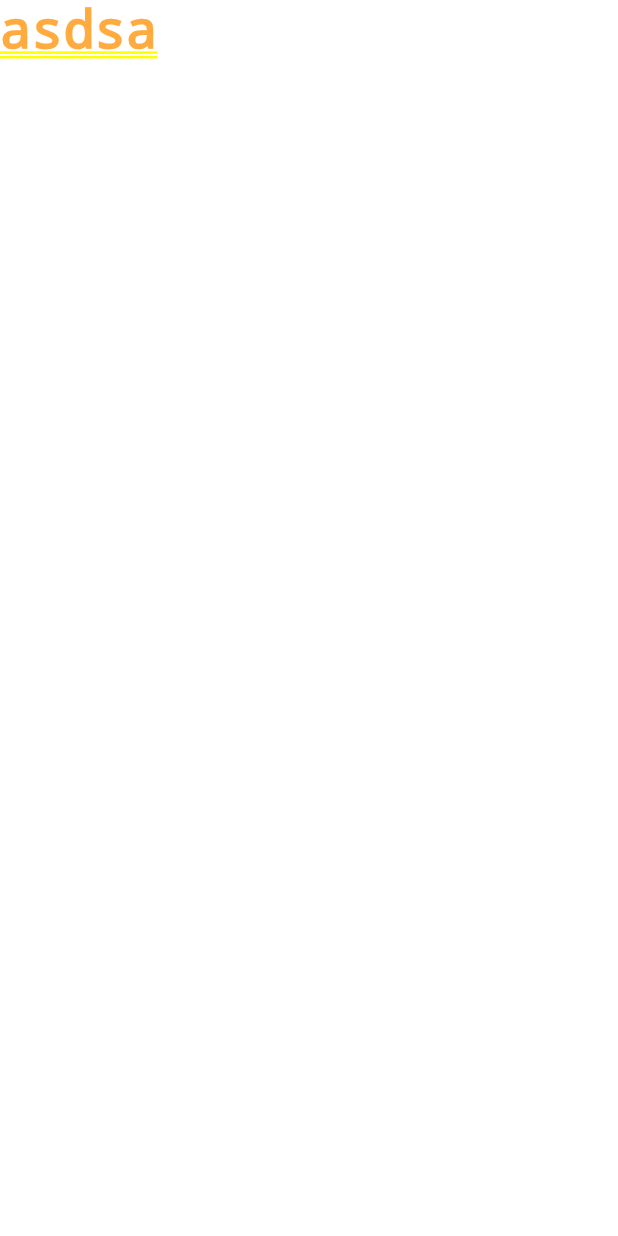
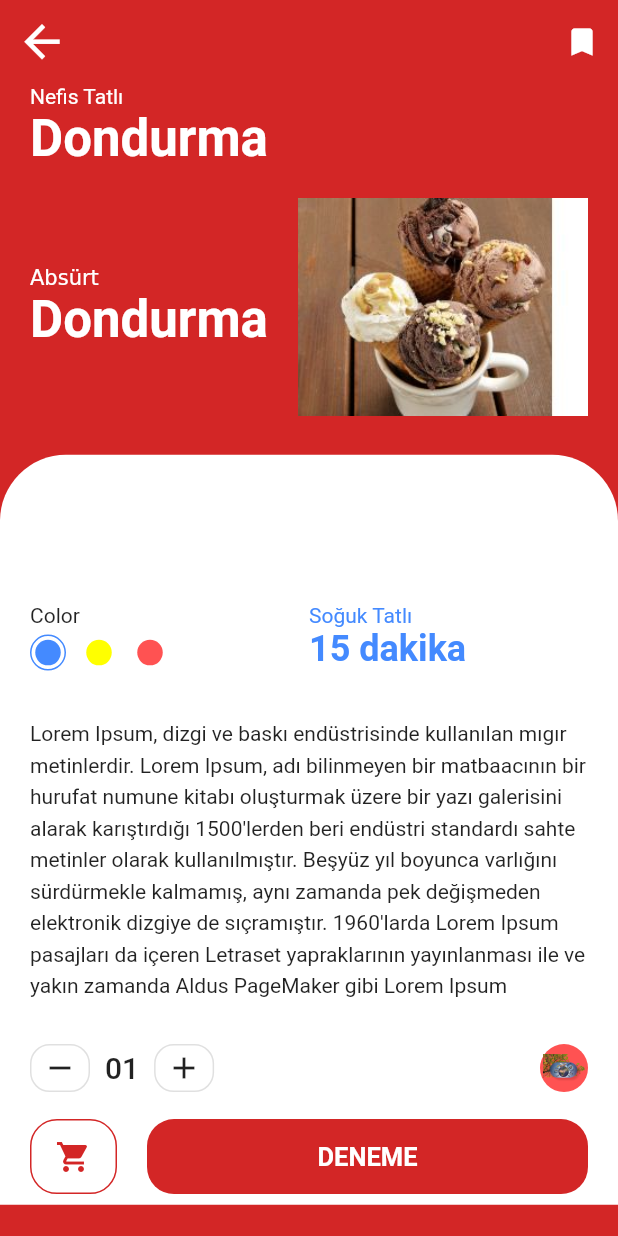
Before and after one commit to Argedik/tatli_cesitleri, a Flutter app: the Body screen opened directly, after a tap on "Dondurma", on a phone screen of 412 x 824 dp. Run offline on Flutter 3.47's test engine with Material 2 defaults, Android fonts, the phone set to English and light mode, and no system bars; our stand-ins replace convex_bottom_bar, firebase_core; accounts and stored records are empty; network calls fail.

Commit message:
Ürün Detay Sayfası Düzenlendi

```diff
--- a/lib/Menues/Ana_Sayfa.dart
+++ b/lib/Menues/Ana_Sayfa.dart
@@ -1,5 +1,6 @@
 import 'package:flutter/material.dart';
 import 'package:tatli_cesitleri/Menues/Details/AnaSayfa_Kategorileri.dart';
+import 'package:tatli_cesitleri/Models/Cards.dart';
 
 class Body extends StatefulWidget {
   @override
@@ -7,7 +8,7 @@ class Body extends StatefulWidget {
 }
 
 class _BodyState extends State<Body> {
-  final List<String> _fayanslar = [
+  final List<String> _resimler = [
     'assets/Tatlilar/Asure.jpg',
     'assets/Tatlilar/Dondurma.jpg',
     'assets/Tatlilar/Firinda_Sutlac.jpg',
@@ -31,57 +32,25 @@ class _BodyState extends State<Body> {
     "Sütlaç",
     "Sütlü Nuriye",
   ];
+  final List<String> _yemeklerinAciklamalari = [
+    "• 4.5 litre sıcak su\n• 250 gram  buğday\n• prinç\n• nohut\n• fasulye"
+        "\n• şeker",
+    "\n• Dondurma lazım",
+    dummyText,
+    "Güllaç",
+    "Kadayıf",
+    "Macun Şekeri",
+    "Revani",
+    "Şekerpare",
+    "Sütlaç",
+    "Sütlü Nuriye",
+  ];
 
   @override
   Widget build(BuildContext context) {
     double yukseklik = MediaQuery.of(context).size.height;
     int drawerSettingNameColors = 0xffF5A31A;
     int drawerSettingIconColors = 0xffD32626;
-
-    final List<Color> renk1 = [
-      Color(0xfff5a31a),
-      Color(0xffedf4f2),
-      Color(0xffedf4f2),
-      Color(0xfff5a31a)
-    ];
-    final List<Color> renk2 = [
-      Color(0xffD32626),
-      Color(0xffedf4f2),
-      Color(0xffedf4f2),
-      Color(0xffD32626)
-    ];
-    final List<Color> renk3 = [
-      Color(0xff79D70F),
-      Color(0xffedf4f2),
-      Color(0xffedf4f2),
-      Color(0xff79D70F)
-    ];
-    final List<Color> renk4 = [
-      Color(0xff53D1FF),
-      Color(0xffedf4f2),
-      Color(0xffedf4f2),
-      Color(0xff53D1FF)
-    ];
-    final List<Color> renk5 = [
-      Color(0xff11698E),
-      Color(0xffedf4f2),
-      Color(0xffedf4f2),
-      Color(0xff11698E)
-    ];
-    final List<Color> renk6 = [
-      Color(0xffFFFF00),
-      Color(0xffedf4f2),
-      Color(0xffedf4f2),
-      Color(0xffFFFF00)
-    ];
-    final List<List<Color>> _renkler = [
-      renk1,
-      renk2,
-      renk3,
-      renk4,
-      renk5,
-      renk6,
-    ];
 
     final Color text1 = Color(0xffD32626);
     final Color text2 = Color(0xffF5A31A);
@@ -97,7 +66,6 @@ class _BodyState extends State<Body> {
       text5,
       text6,
     ];
-
     return Scaffold(
       backgroundColor: Colors.lightBlueAccent[100],
       appBar: buildAppBar(yukseklik),
@@ -127,17 +95,26 @@ class _BodyState extends State<Body> {
                     childAspectRatio: (137 / 150),
                   ),
                   padding: EdgeInsets.all(5.0),
-                  itemCount: _fayanslar.length,
-                  itemBuilder: (BuildContext context, int index) =>
-                      GestureDetector(
-                          onTap: () {
-                            print("deneme");
-                          },
-                          child: Column(
+                  itemCount: _resimler.length,
+                  itemBuilder: (BuildContext context, int index) => Column(
                     children: [
                       Expanded(
                         //Kartların dizaynları
                         child: GestureDetector(
+                          onTap: () {
+                            Navigator.push(
+                              context,
+                              MaterialPageRoute(
+                                builder: (context) => AnaSayfaKategorileri(
+                                  description: _yemeklerinAciklamalari[index],
+                                  product: _yemekler[index],
+                                  image: _resimler[index],
+                                  renk: kartlar[index % 6].renk,
+                                  id: kartlar[index % 6].id,
+                                ),
+                              ),
+                            );
+                          },
                           child: Container(
                             margin: EdgeInsets.all(5.0),
                             padding: EdgeInsets.only(
@@ -150,7 +127,8 @@ class _BodyState extends State<Body> {
                                 begin: Alignment(0.95, -1.0),
                                 end: Alignment(-1.0, 1.0),
                                 stops: [0.0, 0.197, 0.678, 1.0],
-                                        colors: _renkler[index % 6],
+                                //colors: _renkler[index % 6],
+                                colors: kartlar[index % 6].kartinRengi,
                               ),
                               boxShadow: [
                                 BoxShadow(
@@ -174,8 +152,7 @@ class _BodyState extends State<Body> {
                                       decoration: BoxDecoration(
                                         boxShadow: [
                                           BoxShadow(
-                                                    color:
-                                                        const Color(0x29000000),
+                                            color: const Color(0x29000000),
                                             offset: Offset(0, 8),
                                             blurRadius: 6,
                                           ),
@@ -184,8 +161,7 @@ class _BodyState extends State<Body> {
                                         borderRadius:
                                             BorderRadius.circular(20.0),
                                         image: DecorationImage(
-                                                  image: AssetImage(
-                                                      _fayanslar[index]),
+                                          image: AssetImage(_resimler[index]),
                                           fit: BoxFit.cover,
                                         ),
                                       ),
@@ -207,19 +183,10 @@ class _BodyState extends State<Body> {
                               ],
                             ),
                           ),
-                                  onTap: () {
-                                    Navigator.push(
-                                        context,
-                                        MaterialPageRoute(
-                                            builder: (context) =>
-                                                AnaSayfaKategorileri(
-                                                  kategori: 'asdsa',
-                                                )));
-                                  },
                         ),
                       ),
                     ],
-                          )),
+                  ),
                 ),
               ),
             ],
@@ -236,7 +203,7 @@ class _BodyState extends State<Body> {
           padding: EdgeInsets.zero,
           children: [
             UserAccountsDrawerHeader(
-              accountName: Text("Enes Gdik"),
+              accountName: Text("Enes Gedik"),
               accountEmail: Text("gedikas@hotmail.com"),
               currentAccountPicture: Container(
                 decoration: BoxDecoration(
@@ -407,7 +374,7 @@ class _BodyState extends State<Body> {
   AppBar buildAppBar(double yukseklik) {
     return AppBar(
       iconTheme: IconThemeData(
-        color: Colors.black,
+        color: Colors.white,
       ),
       toolbarHeight: yukseklik * 0.05,
       backgroundColor: Colors.transparent,
--- a/lib/Menues/Details/AnaSayfa_Kategorileri.dart
+++ b/lib/Menues/Details/AnaSayfa_Kategorileri.dart
@@ -1,10 +1,20 @@
 import 'package:flutter/material.dart';
+import 'package:tatli_cesitleri/Menues/Details/Body/body.dart';
+import 'package:tatli_cesitleri/Models/Cards.dart';
 
 class AnaSayfaKategorileri extends StatefulWidget {
-  final String kategori;
+  final String description, product, image;
+  final int id;
+  final Color renk;
 
-  const AnaSayfaKategorileri({Key key, @required this.kategori})
-      : super(key: key);
+  const AnaSayfaKategorileri({
+    Key key,
+    @required this.description,
+    @required this.product,
+    @required this.image,
+    @required this.renk,
+    @required this.id,
+  }) : super(key: key);
 
   @override
   _AnaSayfaKategorileriState createState() => _AnaSayfaKategorileriState();
@@ -13,12 +23,32 @@ class AnaSayfaKategorileri extends StatefulWidget {
 class _AnaSayfaKategorileriState extends State<AnaSayfaKategorileri> {
   @override
   Widget build(BuildContext context) {
-    return Text(
-      widget.kategori,
-      style: TextStyle(
-          fontSize: 35,
-          fontWeight: FontWeight.bold,
-          color: Colors.orangeAccent),
+    return Scaffold(
+      backgroundColor: widget.renk,
+      appBar: buildAppBar(context),
+      body: KategoriGovdesi(
+        image: widget.image,
+        renk: widget.renk,
+        description: widget.description,
+        product: widget.product,
+        id: widget.id,
+      ),
+    );
+  }
+
+  AppBar buildAppBar(BuildContext context) {
+    return AppBar(
+      backgroundColor: widget.renk,
+      elevation: 0,
+      leading: IconButton(
+        icon: Icon(Icons.arrow_back),
+        iconSize: 35.0,
+        color: Colors.white,
+        onPressed: () => Navigator.pop(context),
+      ),
+      actions: [
+        IconButton(icon: Icon(Icons.bookmark), onPressed: () {}),
+      ],
     );
   }
 }
--- /dev/null
+++ b/lib/Menues/Details/Body/body.dart
@@ -0,0 +1,241 @@
+import 'package:flutter/cupertino.dart';
+import 'package:flutter/material.dart';
+import 'package:tatli_cesitleri/Models/Cards.dart';
+
+import 'favori_ve_sayac_butonlari.dart';
+import 'kart_sayaci.dart';
+
+class KategoriGovdesi extends StatefulWidget {
+  final String description, product, image;
+  final int id;
+  final Color renk;
+
+  const KategoriGovdesi(
+      {Key key,
+      @required this.description,
+      @required this.product,
+      @required this.image,
+      @required this.renk,
+      @required this.id})
+      : super(key: key);
+
+  @override
+  _KategoriGovdesiState createState() => _KategoriGovdesiState();
+}
+
+class _KategoriGovdesiState extends State<KategoriGovdesi> {
+  @override
+  Widget build(BuildContext context) {
+    Size size = MediaQuery.of(context).size;
+    return SingleChildScrollView(
+      child: Column(
+        children: [
+          SizedBox(
+            height: size.height,
+            child: Stack(
+              children: [
+                Container(
+                  margin: EdgeInsets.only(top: size.height * 0.3),
+                  padding: EdgeInsets.only(
+                    top: size.height * 0.12,
+                    left: 20.0,
+                    right: 20.0,
+                  ),
+                  height: 500,
+                  decoration: BoxDecoration(
+                    color: Colors.white,
+                    borderRadius: BorderRadius.only(
+                      topLeft: Radius.circular(44),
+                      topRight: Radius.circular(44),
+                    ),
+                  ),
+                  child: Column(
+                    children: [
+                      Row(
+                        children: [
+                          Expanded(
+                            child: Column(
+                              crossAxisAlignment: CrossAxisAlignment.start,
+                              children: [
+                                Text("Color"),
+                                Row(
+                                  children: [
+                                    RenkliNokta(
+                                      color: Colors.blueAccent,
+                                      isSelected: true,
+                                    ),
+                                    RenkliNokta(color: Colors.yellowAccent),
+                                    RenkliNokta(color: Colors.redAccent),
+                                  ],
+                                ),
+                              ],
+                            ),
+                          ),
+                          Expanded(
+                            child: RichText(
+                              text: TextSpan(
+                                style: TextStyle(color: Colors.blueAccent),
+                                children: [
+                                  TextSpan(text: "Soğuk Tatlı\n"),
+                                  TextSpan(
+                                    text: "15 dakika",
+                                    style: Theme.of(context)
+                                        .textTheme
+                                        .headline5
+                                        .copyWith(
+                                            fontWeight: FontWeight.bold,
+                                            color: Colors.blueAccent),
+                                  ),
+                                ],
+                              ),
+                            ),
+                          ),
+                        ],
+                      ),
+                      SizedBox(height: 10.0),
+                      Padding(
+                        padding: const EdgeInsets.symmetric(vertical: 20.0),
+                        child: Text(
+                          dummyText,
+                          style: TextStyle(height: 1.5),
+                        ),
+                      ),
+                      SizedBox(height: 10.0),
+                      FavoriButonveSayac(),
+                      SizedBox(height: 10.0),
+                      //alt detay menü en alttaki büyük buton
+                      Padding(
+                        padding: const EdgeInsets.symmetric(vertical: 8.0),
+                        child: Row(
+                          children: [
+                            Container(
+                              margin: EdgeInsets.only(right: 20.0),
+                              height: 50,
+                              width: 58,
+                              decoration: BoxDecoration(
+                                border: Border.all(color: widget.renk),
+                                borderRadius: BorderRadius.circular(18),
+                              ),
+                              child: IconButton(
+                                icon: Icon(
+                                  Icons.shopping_cart,
+                                  color: widget.renk,
+                                ),
+                                onPressed: () {},
+                              ),
+                            ),
+                            Expanded(
+                              child: SizedBox(
+                                height: 50,
+                                child: FlatButton(
+                                  shape: RoundedRectangleBorder(
+                                      borderRadius:
+                                          BorderRadius.circular(18.0)),
+                                  color: widget.renk,
+                                  onPressed: () {},
+                                  child: Text(
+                                    "Deneme".toUpperCase(),
+                                    style: TextStyle(
+                                      fontSize: 17,
+                                      fontWeight: FontWeight.bold,
+                                      color: Colors.white,
+                                    ),
+                                  ),
+                                ),
+                              ),
+                            )
+                          ],
+                        ),
+                      ),
+                    ],
+                  ),
+                ),
+                Padding(
+                  padding: const EdgeInsets.symmetric(horizontal: 20.0),
+                  child: Column(
+                    crossAxisAlignment: CrossAxisAlignment.start,
+                    children: [
+                      Text(
+                        "Nefis Tatlı",
+                        style: TextStyle(color: Colors.white),
+                      ),
+                      Text(
+                        widget.product,
+                        style: Theme.of(context).textTheme.headline4.copyWith(
+                            color: Colors.white, fontWeight: FontWeight.bold),
+                      ),
+                      SizedBox(
+                        height: 20,
+                      ),
+                      Row(
+                        children: [
+                          RichText(
+                            text: TextSpan(
+                              children: [
+                                TextSpan(text: "Absürt\n"),
+                                TextSpan(
+                                  text: "${widget.product}",
+                                  style: Theme.of(context)
+                                      .textTheme
+                                      .headline4
+                                      .copyWith(
+                                          color: Colors.white,
+                                          fontWeight: FontWeight.bold),
+                                ),
+                              ],
+                            ),
+                          ),
+                          SizedBox(
+                            width: 20,
+                          ),
+                          Expanded(
+                            child: Image.asset(
+                              widget.image,
+                              fit: BoxFit.fill,
+                            ),
+                          ),
+                        ],
+                      ),
+                    ],
+                  ),
+                ),
+              ],
+            ),
+          ),
+        ],
+      ),
+    );
+  }
+}
+
+class RenkliNokta extends StatelessWidget {
+  final Color color;
+  final bool isSelected;
+  const RenkliNokta({
+    Key key,
+    this.color,
+    this.isSelected = false,
+  }) : super(key: key);
+
+  @override
+  Widget build(BuildContext context) {
+    return Container(
+      margin: EdgeInsets.only(top: 5, right: 10),
+      padding: EdgeInsets.all(2.5),
+      height: 24,
+      width: 24,
+      decoration: BoxDecoration(
+        shape: BoxShape.circle,
+        border: Border.all(
+          color: isSelected ? color : Colors.transparent,
+        ),
+      ),
+      child: DecoratedBox(
+        decoration: BoxDecoration(
+          color: color,
+          shape: BoxShape.circle,
+        ),
+      ),
+    );
+  }
+}
--- /dev/null
+++ b/lib/Menues/Details/Body/favori_ve_sayac_butonlari.dart
@@ -0,0 +1,29 @@
+import 'package:flutter/material.dart';
+
+import 'kart_sayaci.dart';
+
+class FavoriButonveSayac extends StatelessWidget {
+  const FavoriButonveSayac({
+    Key key,
+  }) : super(key: key);
+
+  @override
+  Widget build(BuildContext context) {
+    return Row(
+      mainAxisAlignment: MainAxisAlignment.spaceBetween,
+      children: [
+        CartCounter(),
+        Container(
+          padding: EdgeInsets.all(2.0),
+          child: Image.asset("assets/Materials/Argedik_logo.png"),
+          height: 32,
+          width: 32,
+          decoration: BoxDecoration(
+            color: Colors.redAccent,
+            shape: BoxShape.circle,
+          ),
+        ),
+      ],
+    );
+  }
+}
--- /dev/null
+++ b/lib/Menues/Details/Body/kart_sayaci.dart
@@ -0,0 +1,55 @@
+import 'package:flutter/material.dart';
+
+class CartCounter extends StatefulWidget {
+  @override
+  _CartCounterState createState() => _CartCounterState();
+}
+
+class _CartCounterState extends State<CartCounter> {
+  int numOfItems = 1;
+  @override
+  Widget build(BuildContext context) {
+    return Row(
+      children: [
+        buildSizedBox(
+            icon: Icons.remove,
+            press: () {
+              if (numOfItems > 1) {
+                setState(() {
+                  numOfItems--;
+                });
+              }
+            }),
+        Padding(
+          padding: const EdgeInsets.symmetric(horizontal: 10),
+          child: Text(
+            numOfItems.toString().padLeft(2, "0"),
+            style: Theme.of(context).textTheme.headline6,
+          ),
+        ),
+        buildSizedBox(
+            icon: Icons.add,
+            press: () {
+              setState(() {
+                numOfItems++;
+              });
+            }),
+      ],
+    );
+  }
+
+  SizedBox buildSizedBox({IconData icon, Function press}) {
+    return SizedBox(
+      width: 40.0,
+      height: 32,
+      child: OutlineButton(
+        padding: EdgeInsets.zero,
+        shape: RoundedRectangleBorder(
+          borderRadius: BorderRadius.circular(13.0),
+        ),
+        onPressed: press,
+        child: Icon(icon),
+      ),
+    );
+  }
+}
--- a/lib/Menues/Toplum.dart
+++ b/lib/Menues/Toplum.dart
@@ -19,12 +19,13 @@ class _ToplumState extends State<Toplum> with SingleTickerProviderStateMixin {
 
   @override
   Widget build(BuildContext context) {
-    //double yukseklik = MediaQuery.of(context).size.height;
+    double yukseklik = MediaQuery.of(context).size.height;
     int drawerSettingNameColors = 0xffF5A31A;
     int drawerSettingIconColors = 0xffD32626;
     return Scaffold(
       backgroundColor: Colors.redAccent,
       appBar: AppBar(
+        toolbarHeight: yukseklik * 0.15,
         iconTheme: IconThemeData(
           color: Colors.orangeAccent,
         ),
--- a/lib/Models/Cards.dart
+++ b/lib/Models/Cards.dart
@@ -2,20 +2,17 @@ import 'package:flutter/material.dart';
 
 class Kart {
   final String image, title, description;
-  final int price, id;
-  final Color color;
+  final int id;
   final List<Color> kartinRengi;
+  final Color renk;
 
-  List<Color> deneme = [Colors.black, Colors.white];
   Kart({
-    this.deneme,
     this.id,
     this.image,
     this.title,
-    this.price,
     this.description,
-    this.color,
     this.kartinRengi,
+    this.renk,
   });
 }
 
@@ -64,62 +61,76 @@ final List<List<Color>> _renkler = [
   renk6,
 ];
 
+final List<String> _fayanslar = [
+  'assets/Tatlilar/Asure.jpg',
+  'assets/Tatlilar/Dondurma.jpg',
+  'assets/Tatlilar/Firinda_Sutlac.jpg',
+  'assets/Tatlilar/Güllac.jpg',
+  'assets/Tatlilar/Kadayif.jpg',
+  'assets/Tatlilar/Macun_Sekeri.jpg',
+  'assets/Tatlilar/Revani.jpg',
+  'assets/Tatlilar/SekerPare.jpg',
+  'assets/Tatlilar/Sutlac.jpg',
+  'assets/Tatlilar/Sutlu_Nuriye.jpg',
+];
+
 List<Kart> kartlar = [
   Kart(
     id: 1,
     title: "sd",
-    price: 1,
     description: dummyText,
-    image: dummyText,
-    color: Colors.yellow,
-    kartinRengi: renk1,
+    image: _fayanslar[1],
+    kartinRengi: _renkler[0],
+    renk: Color(0xfff5a31a),
   ),
   Kart(
     id: 2,
     title: "sd",
-    price: 1,
     description: dummyText,
     image: dummyText,
-    color: Colors.yellow,
-    kartinRengi: renk2,
+    kartinRengi: _renkler[1],
+    renk: Color(0xffD32626),
   ),
   Kart(
     id: 3,
     title: "sd",
-    price: 1,
     description: dummyText,
     image: dummyText,
-    color: Colors.yellow,
-    kartinRengi: renk3,
+    kartinRengi: _renkler[2],
+    renk: Color(0xff79D70F),
   ),
   Kart(
     id: 4,
     title: "sd",
-    price: 1,
     description: dummyText,
     image: dummyText,
-    color: Colors.yellow,
-    kartinRengi: renk4,
+    kartinRengi: _renkler[3],
+    renk: Color(0xff53D1FF),
   ),
   Kart(
     id: 5,
     title: "sd",
-    price: 1,
     description: dummyText,
     image: dummyText,
-    color: Colors.yellow,
-    kartinRengi: renk5,
+    kartinRengi: _renkler[4],
+    renk: Color(0xff11698E),
   ),
   Kart(
     id: 6,
     title: "sd",
-    price: 1,
     description: dummyText,
     image: dummyText,
-    color: Colors.yellow,
-    kartinRengi: renk6,
+    kartinRengi: _renkler[5],
+    renk: Color(0xffFFFF00),
   ),
 ];
 
 String dummyText =
-    "Bir köprü varmış. Köprüyü geçen köyü görebiliyormuş. Cümleyi uzatmak için örnek kelimeler yazıyorum.";
+    "Lorem Ipsum, dizgi ve baskı endüstrisinde kullanılan mıgır metinlerdir. "
+    "Lorem Ipsum, adı bilinmeyen bir matbaacının bir hurufat numune kitabı oluşturmak üzere"
+    " bir yazı galerisini alarak karıştırdığı 1500'lerden beri endüstri standardı sahte "
+    "metinler olarak kullanılmıştır. Beşyüz yıl boyunca varlığını sürdürmekle kalmamış,"
+    " aynı zamanda pek değişmeden elektronik dizgiye de sıçramıştır. "
+    "1960'larda Lorem Ipsum pasajları da içeren Letraset yapraklarının yayınlanması ile "
+    "ve yakın zamanda Aldus PageMaker gibi Lorem Ipsum ";
+//"sürümleri içeren masaüstü yayıncılık yazılımları ile popüler olmuştur.";
```
Lines whose indentation alone changed are shown as unchanged.
